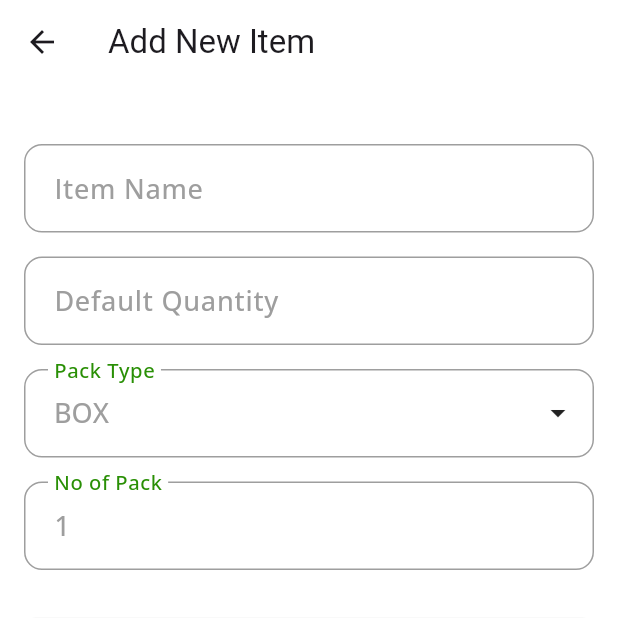
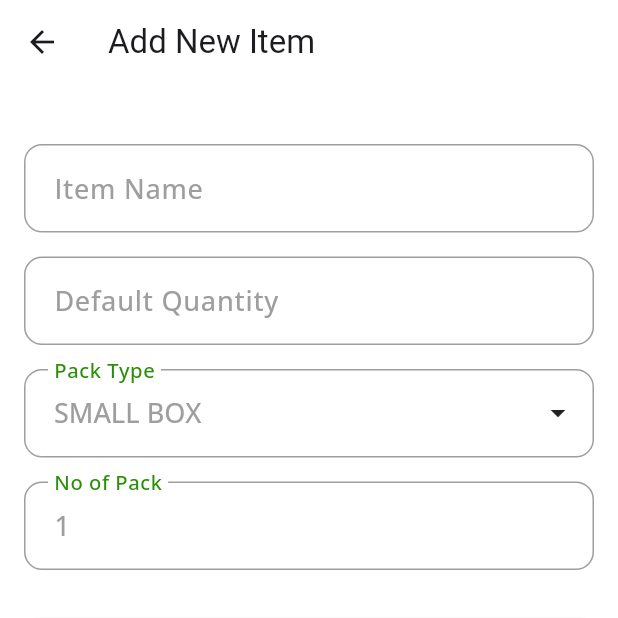
Before and after one commit to Sakthi-dev-0802/easy_order, a Flutter app: the AddItemPage screen opened by its route, after a tap on "Save Item", on a phone screen of 412 x 824 dp, the top half of it. Run offline on Flutter 3.47's test engine with Material 3 defaults, Android fonts, the phone set to English and light mode, and no system bars; our stand-ins replace auto_route, cloud_firestore, firebase_auth, firebase_core, flutter_riverpod, flutter_secure_storage and 2 more; missing offline and left inert: flutter_date_range_picker; accounts and stored records are empty.

Commit message:
Added Samll and Big Box type

```diff
--- a/lib/app/screens/items/add_item_screen.dart
+++ b/lib/app/screens/items/add_item_screen.dart
@@ -22,7 +22,7 @@ class _AddItemPageState extends ConsumerState<AddItemPage> {
   final TextEditingController _defaultQuantityController =
       TextEditingController();
   final TextEditingController _noOfPackController = TextEditingController();
-  String _selectedPackType = 'BOX';
+  String _selectedPackType = 'SMALL BOX';
 
   @override
   void initState() {
@@ -103,7 +103,7 @@ class _AddItemPageState extends ConsumerState<AddItemPage> {
             CustomFormField.dropdown(
               label: 'Pack Type',
               value: _selectedPackType,
-              items: const ['BOX', 'BAG'],
+              items: const ['SMALL BOX', 'BIG BOX', 'BAG'],
               onChanged: (value) {
                 if (value != null) {
                   setState(() {
--- a/lib/app/screens/load_report/orders_grid_screen.dart
+++ b/lib/app/screens/load_report/orders_grid_screen.dart
@@ -400,7 +400,7 @@ class _OrdersGridScreenState extends ConsumerState<OrdersGridScreen> {
               itemId: itemId,
               clientId: clientId,
               quantity: quantity ?? 0,
-              packType: packType ?? orderItem.packType ?? 'BOX',
+              packType: packType ?? orderItem.packType ?? 'SMALLBOX',
               noOfPack: noOfPack ?? 0,
               isRemoved: isRemoved ?? false,
             );
--- a/lib/app/screens/orders/widgets/quantity_unit_dialog.dart
+++ b/lib/app/screens/orders/widgets/quantity_unit_dialog.dart
@@ -28,7 +28,7 @@ class QuantityUnitDialog extends StatefulWidget {
 class _QuantityUnitDialogState extends State<QuantityUnitDialog> {
   late TextEditingController _quantityController;
   late TextEditingController _noOfPackController;
-  String _selectedPackType = 'BOX';
+  String _selectedPackType = 'SMALL BOX';
 
   @override
   void initState() {
@@ -36,7 +36,7 @@ class _QuantityUnitDialogState extends State<QuantityUnitDialog> {
     _quantityController = TextEditingController();
     _noOfPackController = TextEditingController();
     _quantityController.text = (widget.item.quantity ?? 0).toString();
-    _selectedPackType = (widget.item.packType ?? 'BOX');
+    _selectedPackType = (widget.item.packType ?? 'SMALL BOX');
     _noOfPackController.text = (widget.item.noOfPack ?? 1).toString();
   }
 
@@ -194,7 +194,7 @@ class _QuantityUnitDialogState extends State<QuantityUnitDialog> {
                 ? CustomFormField.dropdown(
                     label: '',
                     value: _selectedPackType,
-                    items: const ['BOX', 'BAG'],
+                    items: const ['SMALL BOX', 'BIG BOX', 'BAG'],
                     onChanged: (value) {
                       if (value != null) {
                         setState(() {
```
